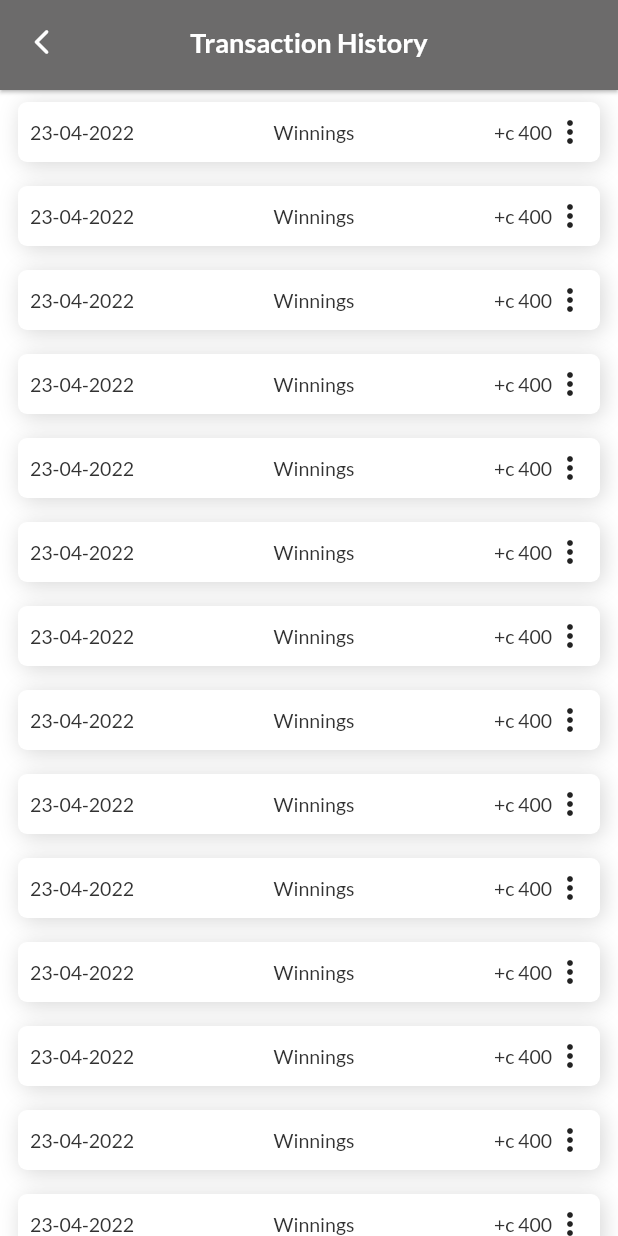
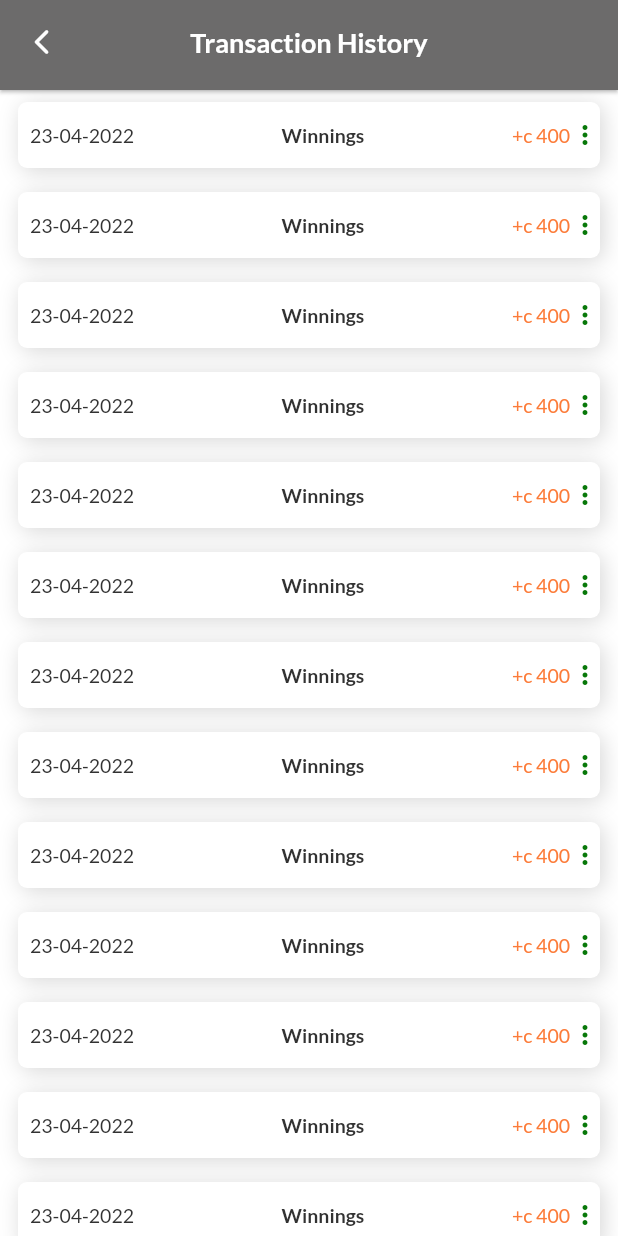
Before and after one commit to bijumondal18/fanex_flutter, a Flutter app: the TransactionHistoryScreen screen opened directly, on a phone screen of 412 x 824 dp. Run offline on Flutter 3.47's test engine with Material 2 defaults, Android fonts, the phone set to English and light mode, and no system bars; our stand-ins replace flutter_svg, flutter_swiper, font_awesome_flutter, google_fonts, webview_flutter.

Commit message:
folow fanex screen redesigned

```diff
--- a/lib/features/more/account/features/transaction_history/ui/widgets/cardItem.dart
+++ b/lib/features/more/account/features/transaction_history/ui/widgets/cardItem.dart
@@ -1,4 +1,5 @@
 import 'package:fanex_flutter/common/common.dart';
+import 'package:flutter/foundation.dart';
 import 'package:flutter/material.dart';
 
 class TransactionHistoryCardItem extends StatelessWidget {
@@ -8,7 +9,11 @@ class TransactionHistoryCardItem extends StatelessWidget {
   Widget build(BuildContext context) {
     return Container(
       width: MediaQuery.of(context).size.width,
-      padding: EdgeInsets.all(AppSizes.dimen8),
+      padding: const EdgeInsets.only(
+          left: AppSizes.dimen8,
+          top: AppSizes.dimen12,
+          bottom: AppSizes.dimen12,
+          right: 0),
       margin: const EdgeInsets.symmetric(
           horizontal: AppSizes.dimen12, vertical: AppSizes.dimen8),
       decoration: BoxDecoration(
@@ -22,11 +27,36 @@ class TransactionHistoryCardItem extends StatelessWidget {
             )
           ]),
       child: Row(
-        children: const [
-          Text('23-04-2022'),
-          Expanded(child: Center(child: Text('Winnings'))),
-          Text('+c 400'),
-          Icon(Icons.more_vert)
+        children: [
+          const Text('23-04-2022',
+              style: TextStyle(
+                  fontSize: AppSizes.bodyText2,
+                  fontWeight: FontWeight.w400,
+                  color: AppColors.darkGrey)),
+          const Expanded(
+              child: Center(
+                  child: Text('Winnings',
+                      style: TextStyle(
+                          fontSize: AppSizes.bodyText2,
+                          fontWeight: FontWeight.w600,
+                          color: AppColors.darkGrey)))),
+          const Text('+c 400',
+              style: TextStyle(
+                  fontSize: AppSizes.bodyText2,
+                  fontWeight: FontWeight.w400,
+                  color: AppColors.orange)),
+          InkWell(
+            onTap: () {
+              if (kDebugMode) {
+                print('info button pressed');
+              }
+            },
+            child: const Icon(
+              Icons.more_vert,
+              color: AppColors.green,
+              size: 20,
+            ),
+          )
         ],
       ),
     );
```
